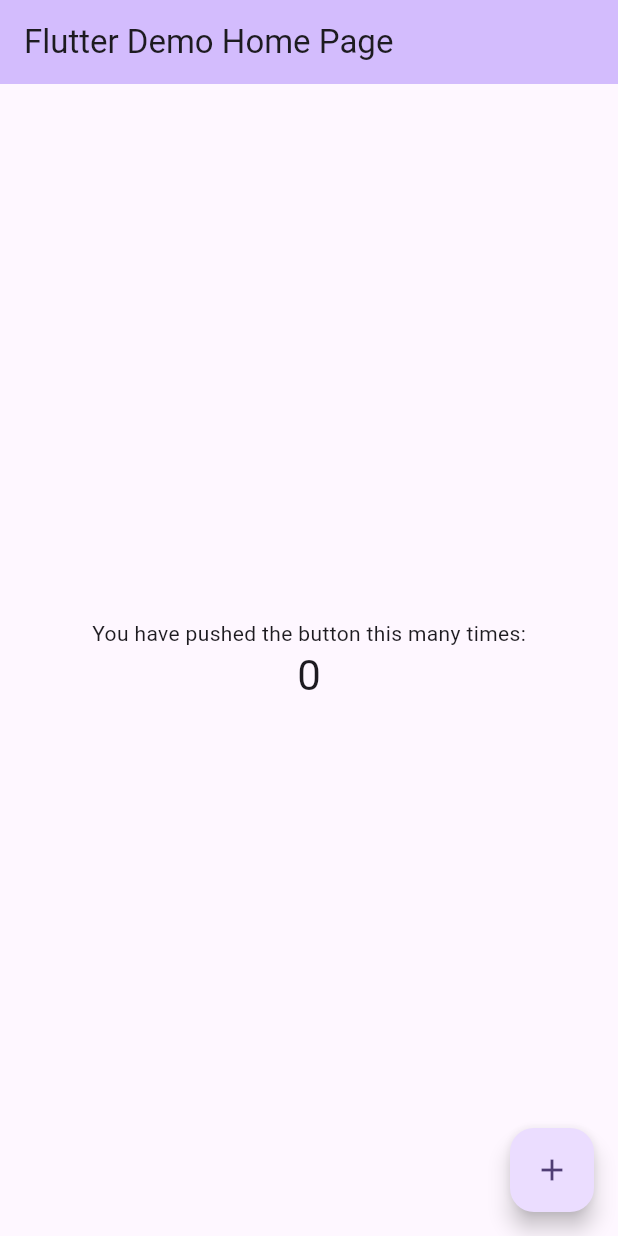
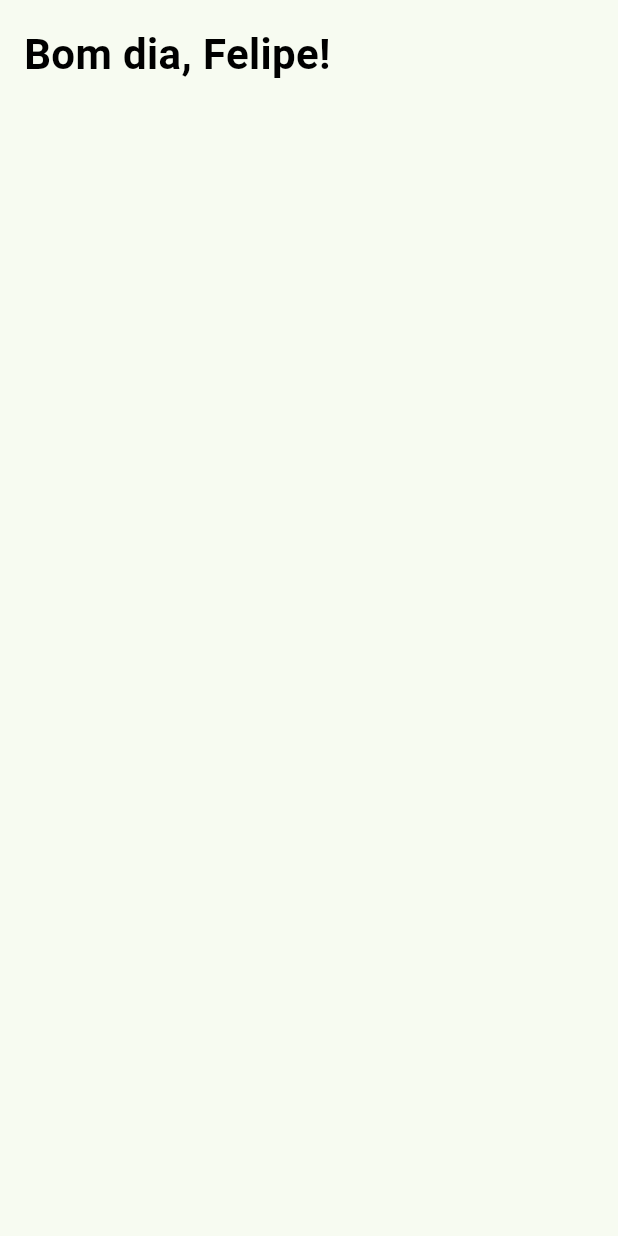
Before and after one commit to felipePrado2870/Project1_Fluter, a Flutter app: the screen it shows after launch, on a phone screen of 412 x 824 dp. Run offline on Flutter 3.47's test engine with Material 3 defaults, Android fonts, the light colour scheme and no system bars.

Commit message:
Tela inicial
Tela1

```diff
--- a/lib/main.dart
+++ b/lib/main.dart
@@ -7,119 +7,56 @@
 class MyApp extends StatelessWidget {
   const MyApp({super.key});
 
-  // This widget is the root of your application.
   @override
   Widget build(BuildContext context) {
     return MaterialApp(
-      title: 'Flutter Demo',
+      title: 'Flutter Spotify Clone',
       theme: ThemeData(
-        // This is the theme of your application.
-        //
-        // TRY THIS: Try running your application with "flutter run". You'll see
-        // the application has a purple toolbar. Then, without quitting the app,
-        // try changing the seedColor in the colorScheme below to Colors.green
-        // and then invoke "hot reload" (save your changes or press the "hot
-        // reload" button in a Flutter-supported IDE, or press "r" if you used
-        // the command line to start the app).
-        //
-        // Notice that the counter didn't reset back to zero; the application
-        // state is not lost during the reload. To reset the state, use hot
-        // restart instead.
-        //
-        // This works for code too, not just values: Most code changes can be
-        // tested with just a hot reload.
-        colorScheme: ColorScheme.fromSeed(seedColor: Colors.deepPurple),
+        colorScheme: ColorScheme.fromSeed(seedColor: Colors.green),
         useMaterial3: true,
       ),
-      home: const MyHomePage(title: 'Flutter Demo Home Page'),
+      home: const HomePage(),
     );
   }
 }
 
-class MyHomePage extends StatefulWidget {
-  const MyHomePage({super.key, required this.title});
-
-  // This widget is the home page of your application. It is stateful, meaning
-  // that it has a State object (defined below) that contains fields that affect
-  // how it looks.
-
-  // This class is the configuration for the state. It holds the values (in this
-  // case the title) provided by the parent (in this case the App widget) and
-  // used by the build method of the State. Fields in a Widget subclass are
-  // always marked "final".
-
-  final String title;
+class HomePage extends StatefulWidget {
+  const HomePage({super.key});
 
   @override
-  State<MyHomePage> createState() => _MyHomePageState();
+  createState() => _HomePageState();
 }
 
-class _MyHomePageState extends State<MyHomePage> {
-  int _counter = 0;
+class _HomePageState extends State<HomePage> {
 
-  void _incrementCounter() {
-    setState(() {
-      // This call to setState tells the Flutter framework that something has
-      // changed in this State, which causes it to rerun the build method below
-      // so that the display can reflect the updated values. If we changed
-      // _counter without calling setState(), then the build method would not be
-      // called again, and so nothing would appear to happen.
-      _counter++;
-    });
-  }
 
   @override
   Widget build(BuildContext context) {
-    // This method is rerun every time setState is called, for instance as done
-    // by the _incrementCounter method above.
-    //
-    // The Flutter framework has been optimized to make rerunning build methods
-    // fast, so that you can just rebuild anything that needs updating rather
-    // than having to individually change instances of widgets.
-    return Scaffold(
-      appBar: AppBar(
-        // TRY THIS: Try changing the color here to a specific color (to
-        // Colors.amber, perhaps?) and trigger a hot reload to see the AppBar
-        // change color while the other colors stay the same.
-        backgroundColor: Theme.of(context).colorScheme.inversePrimary,
-        // Here we take the value from the MyHomePage object that was created by
-        // the App.build method, and use it to set our appbar title.
-        title: Text(widget.title),
+    return const Scaffold(
+      body: Stack(
+        children: [
+          SafeArea(
+            child: Column(
+              crossAxisAlignment: CrossAxisAlignment.start,
+              children: [
+                Padding(
+                  padding: EdgeInsets.all(16.0),
+                  child: Text(
+                    'Bom dia, Felipe!',
+                    style: TextStyle(
+                      color: Colors.black,
+                      fontSize: 28,
+                      fontWeight: FontWeight.bold,
+                    ),
+                  ),
+                ),
+                Spacer(),
+              ],
+            ),
+          ),
+        ],
       ),
-      body: Center(
-        // Center is a layout widget. It takes a single child and positions it
-        // in the middle of the parent.
-        child: Column(
-          // Column is also a layout widget. It takes a list of children and
-          // arranges them vertically. By default, it sizes itself to fit its
-          // children horizontally, and tries to be as tall as its parent.
-          //
-          // Column has various properties to control how it sizes itself and
-          // how it positions its children. Here we use mainAxisAlignment to
-          // center the children vertically; the main axis here is the vertical
-          // axis because Columns are vertical (the cross axis would be
-          // horizontal).
-          //
-          // TRY THIS: Invoke "debug painting" (choose the "Toggle Debug Paint"
-          // action in the IDE, or press "p" in the console), to see the
-          // wireframe for each widget.
-          mainAxisAlignment: MainAxisAlignment.center,
-          children: <Widget>[
-            const Text(
-              'You have pushed the button this many times:',
-            ),
-            Text(
-              '$_counter',
-              style: Theme.of(context).textTheme.headlineMedium,
-            ),
-          ],
-        ),
-      ),
-      floatingActionButton: FloatingActionButton(
-        onPressed: _incrementCounter,
-        tooltip: 'Increment',
-        child: const Icon(Icons.add),
-      ), // This trailing comma makes auto-formatting nicer for build methods.
     );
   }
+
 }
```
